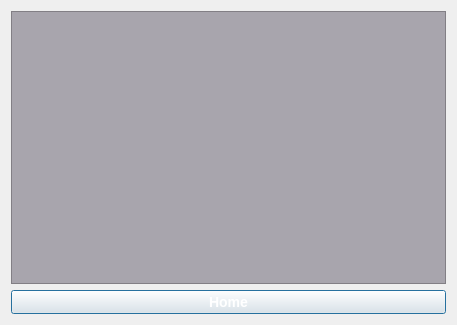
Before: the Qt Designer form FAKKIT/inventorypage.ui in r0ug3-Mary/Senior_Design, drawn with Qt 5.
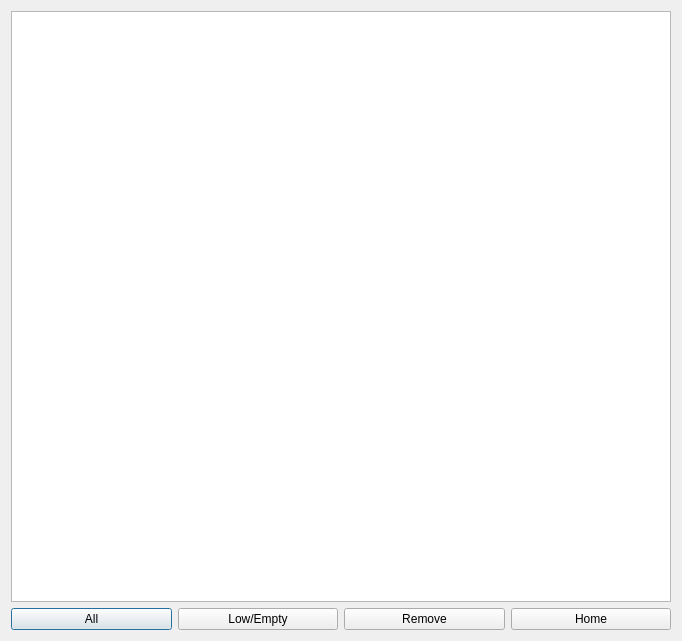
After: the same form once the commit is applied.

Patch:
```diff
--- a/FAKKIT/inventorypage.ui
+++ b/FAKKIT/inventorypage.ui
@@ -6,8 +6,8 @@
    <rect>
     <x>0</x>
     <y>0</y>
-    <width>457</width>
-    <height>325</height>
+    <width>682</width>
+    <height>641</height>
    </rect>
   </property>
   <property name="windowTitle">
@@ -16,32 +16,41 @@
   <property name="styleSheet">
    <string notr="true"/>
   </property>
-  <layout class="QVBoxLayout" name="verticalLayout">
+  <layout class="QGridLayout" name="gridLayout">
+   <item row="0" column="0">
+    <widget class="QTableView" name="tableView"/>
+   </item>
+   <item row="1" column="0">
+    <layout class="QHBoxLayout" name="horizontalLayout">
    <item>
-    <widget class="QTextEdit" name="dbOutput">
-     <property name="styleSheet">
-      <string notr="true">background-color: rgb(168, 165, 173);</string>
+      <widget class="QPushButton" name="AllButton">
+       <property name="text">
+        <string>All</string>
+       </property>
+      </widget>
+     </item>
+     <item>
+      <widget class="QPushButton" name="LowEmpButton">
+       <property name="text">
+        <string>Low/Empty</string>
+       </property>
+      </widget>
+     </item>
+     <item>
+      <widget class="QPushButton" name="RemoveButton">
+       <property name="text">
+        <string>Remove</string>
      </property>
     </widget>
    </item>
    <item>
     <widget class="QPushButton" name="HomeButton">
-     <property name="font">
-      <font>
-       <pointsize>-1</pointsize>
-       <weight>75</weight>
-       <italic>false</italic>
-       <bold>true</bold>
-      </font>
-     </property>
-     <property name="styleSheet">
-      <string notr="true">font: bold 14px;
-    color: white;</string>
-     </property>
      <property name="text">
       <string>Home</string>
      </property>
     </widget>
+     </item>
+    </layout>
    </item>
   </layout>
  </widget>
```
Lines whose indentation alone changed are shown as unchanged.
